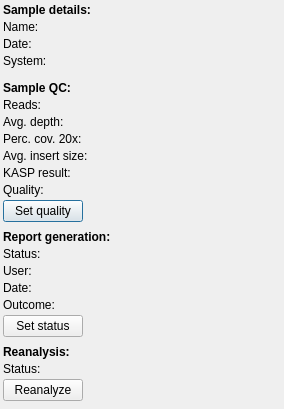
Old version of the form src/GSvar/SampleInformationDialog.ui in the repository imgag/ngs-bits.
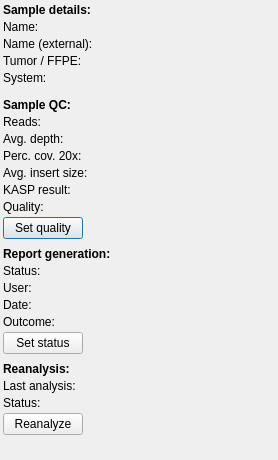
New version of the form.

Commit message: GSvar: improved sample information dialog.

Patch:
```diff
--- a/src/GSvar/SampleInformationDialog.ui
+++ b/src/GSvar/SampleInformationDialog.ui
@@ -6,8 +6,8 @@
    <rect>
     <x>0</x>
     <y>0</y>
-    <width>284</width>
-    <height>400</height>
+    <width>278</width>
+    <height>460</height>
    </rect>
   </property>
   <property name="windowTitle">
@@ -51,21 +51,14 @@
        </property>
       </widget>
      </item>
-     <item row="2" column="0">
+     <item row="3" column="0">
       <widget class="QLabel" name="label_8">
        <property name="text">
         <string>System:</string>
        </property>
       </widget>
      </item>
-     <item row="1" column="0">
-      <widget class="QLabel" name="label_2">
-       <property name="text">
-        <string>Date:</string>
-       </property>
-      </widget>
-     </item>
-     <item row="2" column="1">
+     <item row="3" column="1">
       <widget class="QLabel" name="system">
        <property name="text">
         <string/>
@@ -79,7 +72,7 @@
        </property>
       </widget>
      </item>
-     <item row="3" column="1">
+     <item row="4" column="1">
       <spacer name="horizontalSpacer_7">
        <property name="orientation">
         <enum>Qt::Horizontal</enum>
@@ -96,16 +89,28 @@
       </spacer>
      </item>
      <item row="1" column="1">
-      <widget class="QLabel" name="date_bam">
-       <property name="minimumSize">
-        <size>
-         <width>10</width>
-         <height>0</height>
-        </size>
+      <widget class="QLabel" name="name_ext">
+       <property name="text">
+        <string/>
        </property>
-       <property name="toolTip">
-        <string>&lt;html&gt;&lt;head/&gt;&lt;body&gt;&lt;p&gt;BAM file date&lt;/p&gt;&lt;/body&gt;&lt;/html&gt;</string>
+      </widget>
+     </item>
+     <item row="1" column="0">
+      <widget class="QLabel" name="label_19">
+       <property name="text">
+        <string>Name (external):</string>
        </property>
+      </widget>
+     </item>
+     <item row="2" column="0">
+      <widget class="QLabel" name="label_20">
+       <property name="text">
+        <string>Tumor / FFPE:</string>
+       </property>
+      </widget>
+     </item>
+     <item row="2" column="1">
+      <widget class="QLabel" name="tumor_ffpe">
        <property name="text">
         <string/>
        </property>
@@ -382,21 +387,28 @@
      <property name="spacing">
       <number>3</number>
      </property>
-     <item row="0" column="1">
+     <item row="0" column="0">
+      <widget class="QLabel" name="label_2">
+       <property name="text">
+        <string>Last analysis:</string>
+       </property>
+      </widget>
+     </item>
+     <item row="2" column="1">
       <widget class="QLabel" name="status">
        <property name="text">
         <string/>
        </property>
       </widget>
      </item>
-     <item row="0" column="0">
+     <item row="2" column="0">
       <widget class="QLabel" name="label_6">
        <property name="text">
         <string>Status:</string>
        </property>
       </widget>
      </item>
-     <item row="2" column="1">
+     <item row="4" column="1">
       <spacer name="horizontalSpacer_3">
        <property name="orientation">
         <enum>Qt::Horizontal</enum>
@@ -409,7 +421,7 @@
        </property>
       </spacer>
      </item>
-     <item row="1" column="0" colspan="2">
+     <item row="3" column="0" colspan="2">
       <layout class="QHBoxLayout" name="horizontalLayout_5">
        <property name="spacing">
         <number>0</number>
@@ -436,6 +448,22 @@
        </item>
       </layout>
      </item>
+     <item row="0" column="1">
+      <widget class="QLabel" name="date_bam">
+       <property name="minimumSize">
+        <size>
+         <width>10</width>
+         <height>0</height>
+        </size>
+       </property>
+       <property name="toolTip">
+        <string>&lt;html&gt;&lt;head/&gt;&lt;body&gt;&lt;p&gt;BAM file date&lt;/p&gt;&lt;/body&gt;&lt;/html&gt;</string>
+       </property>
+       <property name="text">
+        <string/>
+       </property>
+      </widget>
+     </item>
     </layout>
    </item>
    <item>
```
The commit also changes 6 other files.
